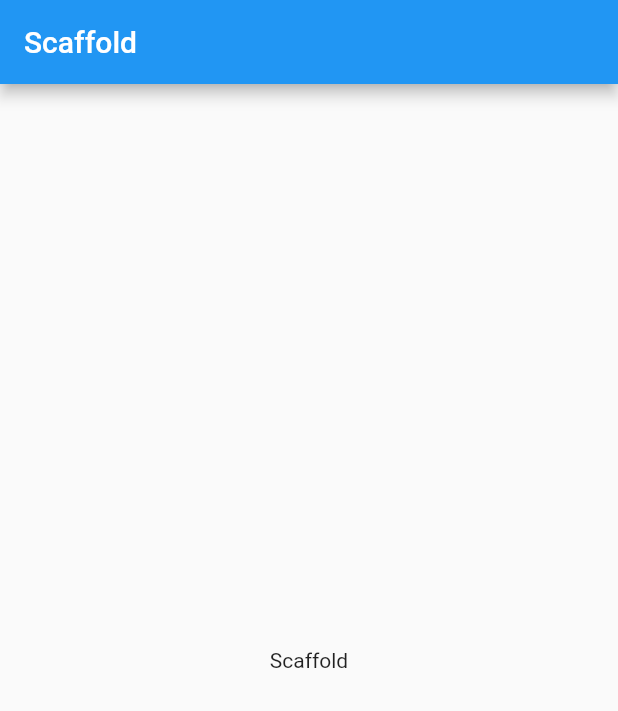
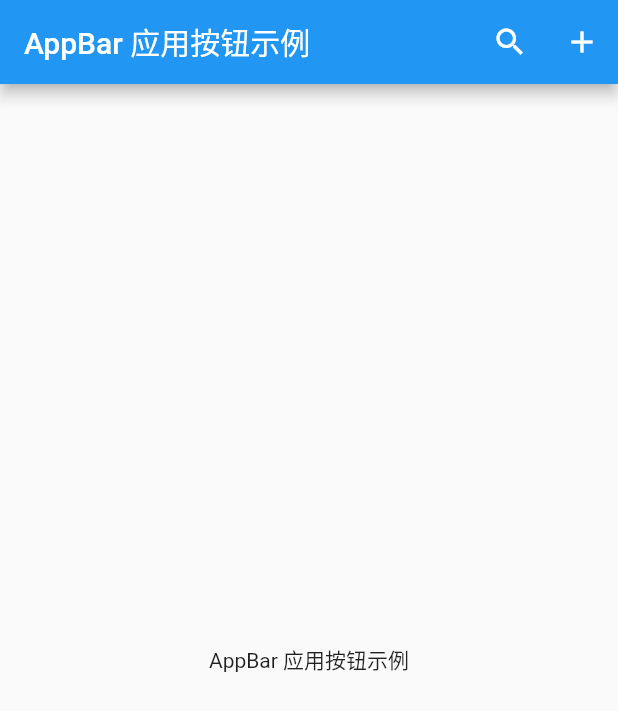
Before and after one commit to zhangjianliu/flutter_demo, a Flutter app: the screen it shows after launch, on a phone screen of 412 x 824 dp. Shown: the top 711 px of the screen. Run offline on Flutter 3.47's test engine with Material 2 defaults, Android fonts, the phone set to English and light mode, and no system bars.

Commit message:
AppBar 使用

```diff
--- a/flutter_day02/lib/main.dart
+++ b/flutter_day02/lib/main.dart
@@ -1,28 +1,35 @@
 import 'package:flutter/material.dart';
 
-void main() {
-  runApp(new MyApp());
-}
+void main() => runApp(new MaterialApp(
+      title: 'AppBar 应用按钮示例',
+      home: new LayoutDemo(),
+    ));
 
-class MyApp extends StatelessWidget {
+class LayoutDemo extends StatelessWidget {
   @override
   Widget build(BuildContext context) {
-    return MaterialApp(
-      title: "脚手架 Scaffold 使用示例",
-      home: new MyHomePage(),
-    );
-  }
-}
-
-class MyHomePage extends StatelessWidget {
-  @override
-  Widget build(BuildContext context) {
-    return new Scaffold(
+    return Scaffold(
       appBar: new AppBar(
-        title: Text('Scaffold'),
+        title: Text('AppBar 应用按钮示例'),
+        actions: <Widget>[
+          IconButton(
+            icon: Icon(Icons.search),
+            tooltip: '搜错',
+            onPressed: () {
+              print('搜索');
+            },
+          ),
+          IconButton(
+            icon: Icon(Icons.add),
+            tooltip: '添加',
+            onPressed: () {
+              print('添加');
+            },
+          )
+        ],
       ),
       body: Center(
-        child: Text('Scaffold'),
+        child: Text('AppBar 应用按钮示例'),
       ),
     );
   }
```
